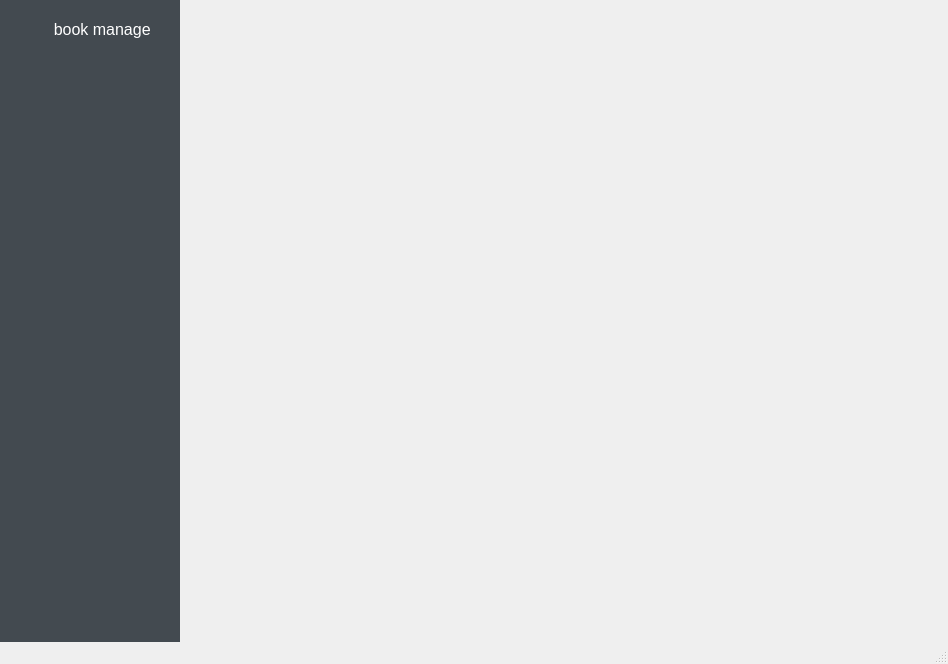
Qt form src/view/Forms/mainwindow.ui (daizxn/LibraryManagementSystem) before a commit.
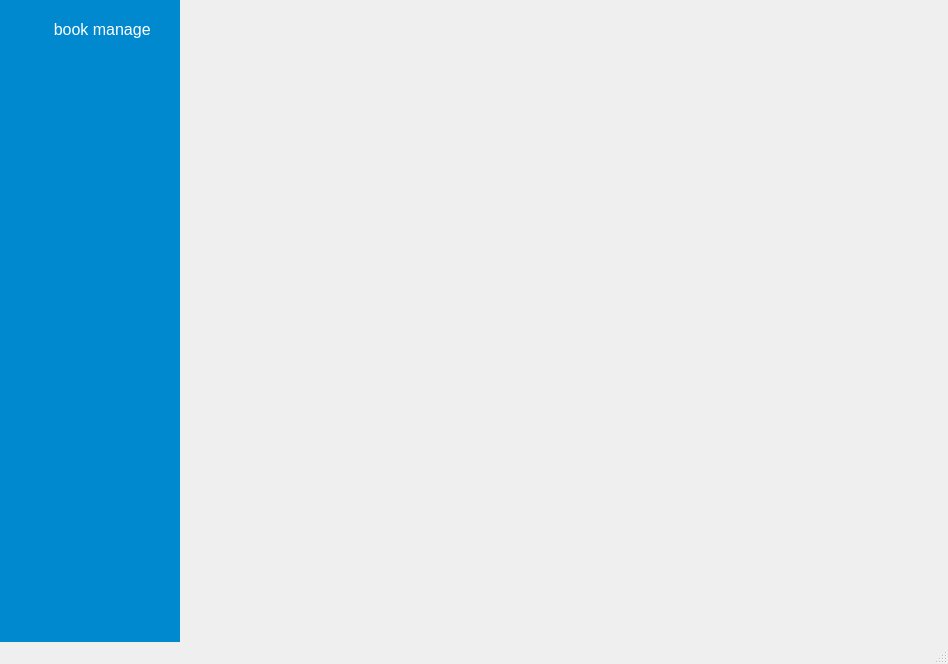
The same form after that commit. Icons and pictures are not drawn.

Diff of the .ui file:
```diff
--- a/src/view/Forms/mainwindow.ui
+++ b/src/view/Forms/mainwindow.ui
@@ -22,7 +22,7 @@
   <widget class="QWidget" name="centralwidget">
    <property name="styleSheet">
     <string notr="true">QWidget#toolBox QToolButton{
-	background:rgb(67,74,80); 
+	background:#0089ce; 
 	color:white;
 	height:55px;
 	font-size:16px;
@@ -33,7 +33,7 @@
 	background-color: rgb(113, 113, 113);
 }
 QWidget#toolBox  {
-	background:rgb(67,74,80);
+	background:r#0089ce;
 }</string>
    </property>
    <layout class="QGridLayout" name="gridLayout_2">
```
Left out of the diff: 2 changed lines with no effect on the pictures.
